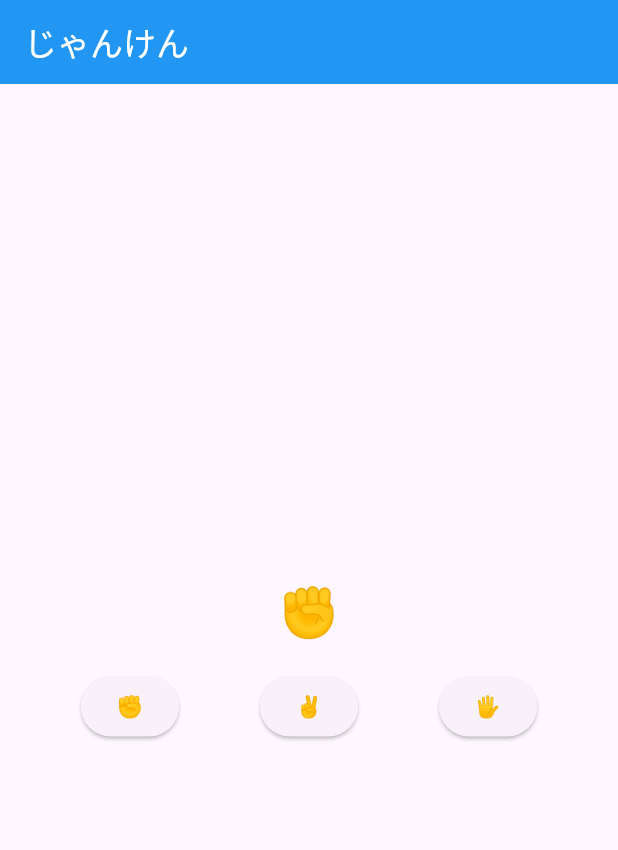
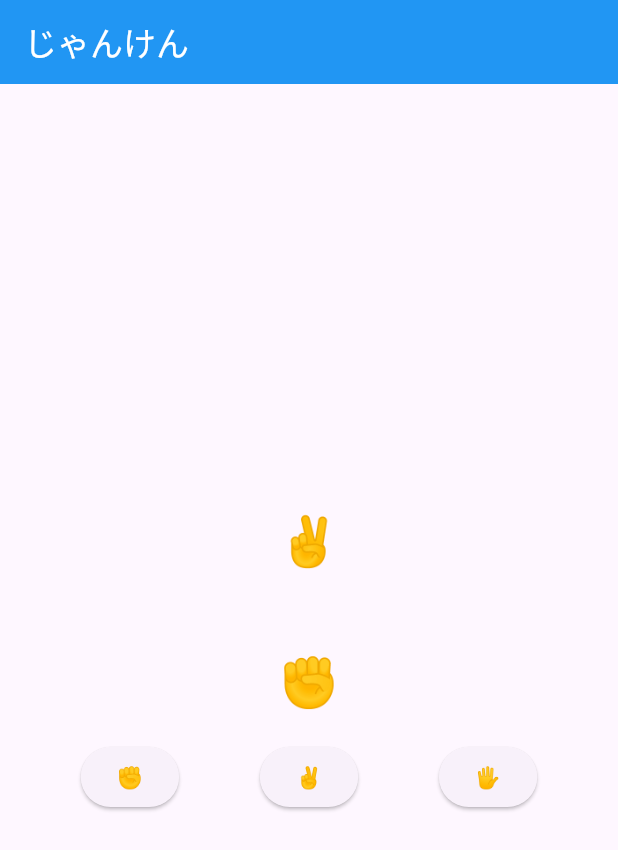
Before and after one commit to oharu-iii/HelloFlutter, a Flutter app: the screen it shows after launch, after a tap on an icon or button, on a phone screen of 412 x 824 dp. Shown: the top 850 px of the screen. Run offline on Flutter 3.47's test engine with Material 3 defaults, Android fonts, the phone set to English and light mode, and no system bars.

Commit message:
コンピューターの手を追加

```diff
--- a/janken/lib/main.dart
+++ b/janken/lib/main.dart
@@ -1,3 +1,5 @@
+import 'dart:math';
+
 import 'package:flutter/material.dart';
 
 void main() {
@@ -47,11 +49,19 @@
 class _JankenPageState extends State<JankenPage> {
 
   String myHand = Hands.rock.hand;
+  String computerHand = Hands.rock.hand;
 
   void selectHand(String selectedHand) {
     myHand = selectedHand;
     print(myHand);
+    generateComputerHand();
     setState(() {});
+  }
+
+  void generateComputerHand() {
+    final randomInt = Random().nextInt(Hands.values.length);
+    computerHand = Hands.values[randomInt].hand;
+    print(computerHand);
   }
 
   @override
@@ -69,6 +79,13 @@
         child: Column(
           mainAxisAlignment: MainAxisAlignment.center,
           children: [
+            Text(
+              computerHand,
+              style: TextStyle(
+                fontSize: 32,
+              ),
+            ),
+            SizedBox(height: 48),
             Text(
               myHand,
               style: TextStyle(
```
